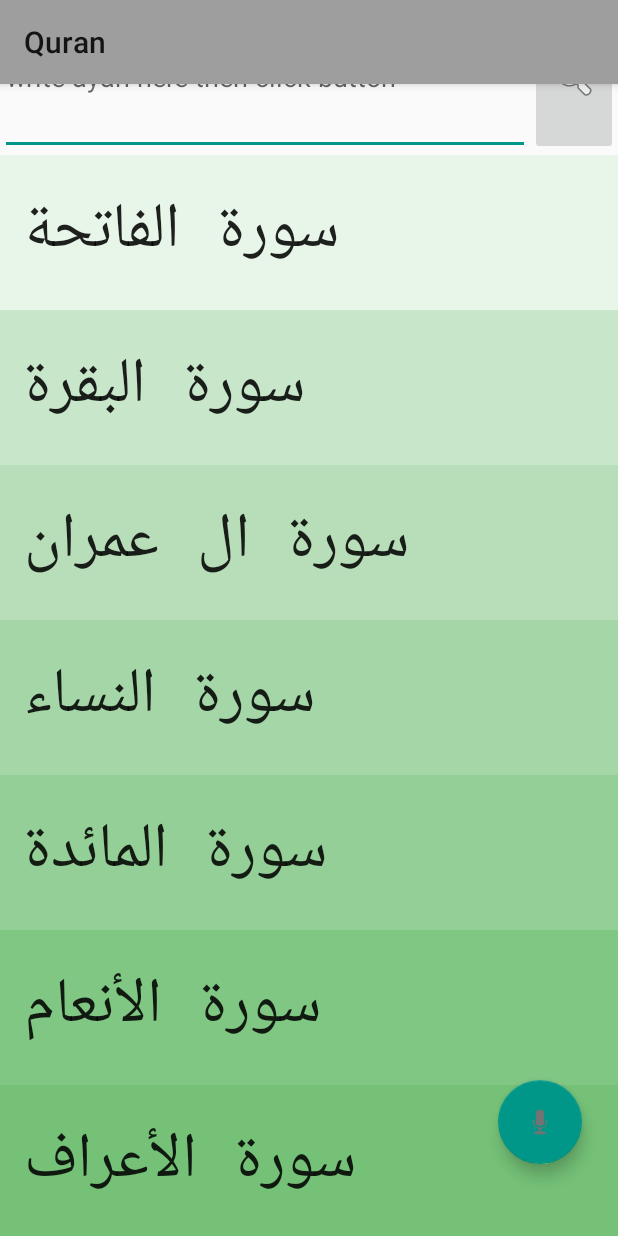
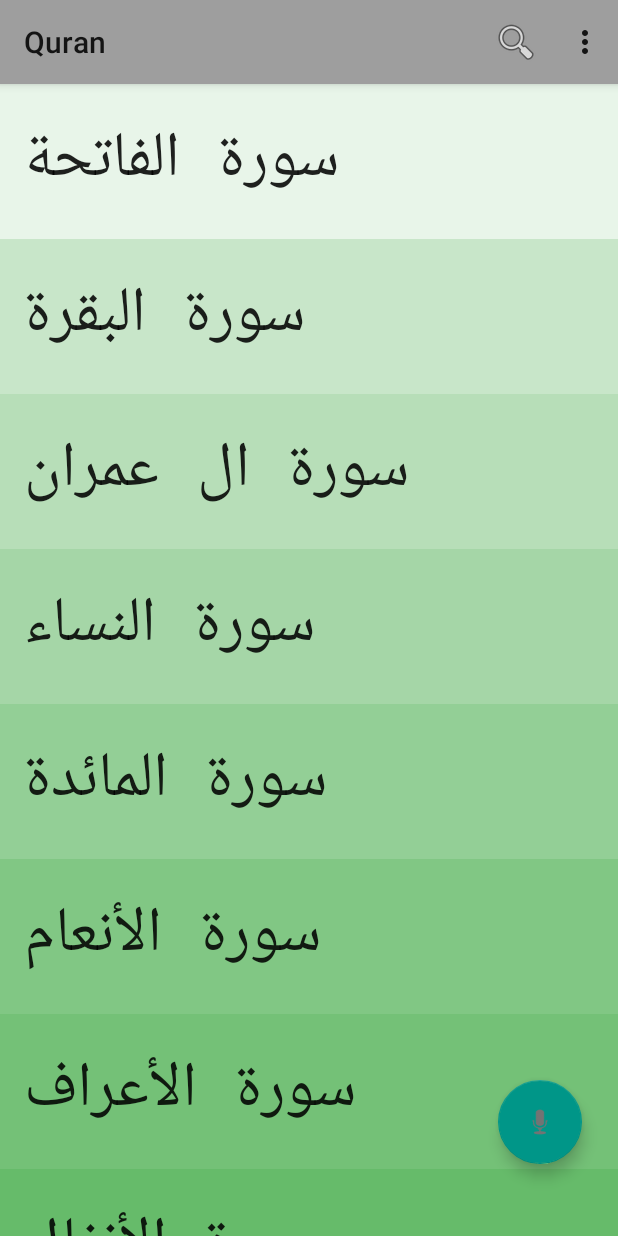
Before and after one commit to yasser-alaa/Quran_R, an Android app: the screen it shows after launch (MainActivity), on a phone screen of 412 x 824 dp. Run offline under Robolectric (Android 15) with nearby library versions, the phone set to English and light mode, and no system bars; our stand-ins replace ButterKnife.

Commit message:
search in action bar almost done

```diff
--- a/app/build.gradle
+++ b/app/build.gradle
@@ -33,5 +33,6 @@ dependencies {
     implementation 'com.squareup.retrofit2:converter-gson:2.4.0'
 
     implementation 'com.android.support.constraint:constraint-layout:1.1.2'
-
+    api 'com.android.support:design:26.1.0'
+    implementation 'com.android.support:support-v4:26.1.0'
 }
--- a/app/src/main/AndroidManifest.xml
+++ b/app/src/main/AndroidManifest.xml
@@ -20,13 +20,15 @@
 
             <intent-filter>
                 <action android:name="android.intent.action.MAIN" />
-
+                <action android:name="android.intent.action.SEARCH" />
                 <category android:name="android.intent.category.LAUNCHER" />
             </intent-filter>
         </activity>
 
         <activity android:name=".UI.Main2Activity"
             android:theme="@style/showtime">
+            <meta-data android:name="android.app.searchable"
+                android:resource="@xml/searchable" />
 
 
         </activity>
--- a/app/src/main/java/com/example/tefah/quran/Adapters/Asma2ElsewarAdapter.java
+++ b/app/src/main/java/com/example/tefah/quran/Adapters/Asma2ElsewarAdapter.java
@@ -41,6 +41,7 @@ public class Asma2ElsewarAdapter extends RecyclerView.Adapter<Asma2ElsewarAdapte
     public interface ListItemClickListener {
         void onListItemClick(int clickedItemIndex);
     }
+
 
     // Add a ListItemClickListener as a parameter to the constructor and store it in mOnClickListener
     /**
--- a/app/src/main/java/com/example/tefah/quran/UI/MainActivity.java
+++ b/app/src/main/java/com/example/tefah/quran/UI/MainActivity.java
@@ -2,6 +2,7 @@ package com.example.tefah.quran.UI;
 
 import android.Manifest;
 import android.annotation.SuppressLint;
+import android.app.SearchManager;
 import android.content.Context;
 import android.content.Intent;
 import android.content.pm.PackageManager;
@@ -17,8 +18,12 @@ import android.support.v7.app.AppCompatActivity;
 import android.os.Bundle;
 import android.support.v7.widget.LinearLayoutManager;
 import android.support.v7.widget.RecyclerView;
+import android.support.v7.widget.SearchView;
 import android.support.v7.widget.Toolbar;
 import android.util.Log;
+import android.view.Menu;
+import android.view.MenuInflater;
+import android.view.MenuItem;
 import android.view.MotionEvent;
 import android.view.View;
 import android.widget.Button;
@@ -77,8 +82,6 @@ public class MainActivity extends AppCompatActivity implements Asma2ElsewarAdapt
 
 @BindView(R.id.voice_recorder)
     FloatingActionButton voiceRecorder;
-    @BindView(R.id.search_edit_text)
-    EditText searchEditText;
     Button searchButton;
 
 
@@ -363,12 +366,12 @@ public class MainActivity extends AppCompatActivity implements Asma2ElsewarAdapt
     }
 
     public void onSearch(View view) {
-        //get text from searchEditText when click button
-        String AyaWrittenInSearchBox = searchEditText.getText().toString();
-        Context context = MainActivity.this;
-        Intent startChildActivityIntent = new Intent(context, Main2Activity.class);
-        startChildActivityIntent.putExtra(Intent.EXTRA_TEXT, AyaWrittenInSearchBox);
-        startActivity(startChildActivityIntent);
+//        //get text from searchEditText when click button
+//        String AyaWrittenInSearchBox = searchEditText.getText().toString();
+//        Context context = MainActivity.this;
+//        Intent startChildActivityIntent = new Intent(context, Main2Activity.class);
+//        startChildActivityIntent.putExtra(Intent.EXTRA_TEXT, AyaWrittenInSearchBox);
+//        startActivity(startChildActivityIntent);
     }
 
 
@@ -384,6 +387,34 @@ public class MainActivity extends AppCompatActivity implements Asma2ElsewarAdapt
         if (player != null) {
             onSeekComplete(player);
         }
+    }
+
+    @Override
+    public boolean onCreateOptionsMenu(Menu menu) {
+        MenuInflater inflater = getMenuInflater();
+        inflater.inflate(R.menu.options_menu, menu);
+
+        // Associate searchable configuration with the SearchView
+        SearchManager searchManager =
+                (SearchManager) getSystemService(Context.SEARCH_SERVICE);
+        SearchView searchView =
+                (SearchView) menu.findItem(R.id.search).getActionView();
+        searchView.setSearchableInfo(
+                searchManager.getSearchableInfo(getComponentName()));
+
+
+        return true;
+    }
+
+    @Override
+    public boolean onOptionsItemSelected(MenuItem item) {
+        switch (item.getItemId()){
+            case R.id.blind_mode:
+                break;
+                default:
+
+        }
+        return true;
     }
 }
 
--- a/app/src/main/java/com/example/tefah/quran/network/ServiceGenerator.java
+++ b/app/src/main/java/com/example/tefah/quran/network/ServiceGenerator.java
@@ -6,7 +6,7 @@ import retrofit2.converter.gson.GsonConverterFactory;
 
 public class ServiceGenerator {
 
-    private static final String BASE_URL = "http://41.47.148.226:12000/";
+    private static final String BASE_URL = "http://192.168.43.45:12000/";
 
     private static Retrofit.Builder builder =
             new Retrofit.Builder()
--- a/app/src/main/res/layout/activity_main.xml
+++ b/app/src/main/res/layout/activity_main.xml
@@ -1,11 +1,10 @@
 <?xml version="1.0" encoding="utf-8"?>
-<FrameLayout xmlns:app="http://schemas.android.com/apk/res-auto"
+<android.support.constraint.ConstraintLayout xmlns:android="http://schemas.android.com/apk/res/android"
+    xmlns:app="http://schemas.android.com/apk/res-auto"
     xmlns:tools="http://schemas.android.com/tools"
-    xmlns:android="http://schemas.android.com/apk/res/android"
     android:layout_width="match_parent"
     android:layout_height="match_parent"
     tools:context="com.example.tefah.quran.UI.MainActivity">
-
     <android.support.v7.widget.Toolbar
         android:id="@+id/toolbar"
         android:layout_width="match_parent"
@@ -13,40 +12,9 @@
         android:background="?attr/colorPrimary"
         android:elevation="4dp"
         android:theme="@style/ThemeOverlay.AppCompat.ActionBar"
-        app:popupTheme="@style/ThemeOverlay.AppCompat.Light"/>
+        app:popupTheme="@style/ThemeOverlay.AppCompat.Light"
+        app:layout_scrollFlags="scroll|enterAlways"/>
 
-<android.support.constraint.ConstraintLayout xmlns:android="http://schemas.android.com/apk/res/android"
-    xmlns:app="http://schemas.android.com/apk/res-auto"
-    xmlns:tools="http://schemas.android.com/tools"
-    android:layout_width="match_parent"
-    android:layout_height="match_parent"
-    tools:context="com.example.tefah.quran.UI.MainActivity">
-
-    <EditText
-        android:layout_width="0dp"
-        android:layout_height="0dp"
-        app:layout_constraintVertical_weight="1"
-        app:layout_constraintHorizontal_weight="6"
-        android:id="@+id/search_edit_text"
-        app:layout_constraintBottom_toTopOf="@id/namesOfsewar"
-        app:layout_constraintTop_toTopOf="parent"
-        app:layout_constraintRight_toLeftOf="@id/search_button"
-        app:layout_constraintLeft_toLeftOf="parent"
-        android:hint="write ayah here then click button"/>
-
-
-    <ImageButton
-        android:id="@+id/search_button"
-        android:layout_width="0dp"
-        android:layout_height="0dp"
-        android:onClick="onSearch"
-        app:layout_constraintBottom_toTopOf="@id/namesOfsewar"
-        app:layout_constraintHorizontal_weight="1"
-        app:layout_constraintLeft_toRightOf="@id/search_edit_text"
-        app:layout_constraintRight_toRightOf="parent"
-        app:layout_constraintTop_toTopOf="parent"
-        android:src="@android:drawable/ic_menu_search"
-        />
 
     <android.support.v7.widget.RecyclerView
         android:id="@+id/namesOfsewar"
@@ -54,7 +22,7 @@
         android:layout_height="0dp"
         app:layout_constraintVertical_weight="7"
         app:layout_constraintBottom_toBottomOf="parent"
-        app:layout_constraintTop_toBottomOf="@id/search_edit_text"
+        app:layout_constraintTop_toBottomOf="@id/toolbar"
         />
 
     <android.support.design.widget.FloatingActionButton
@@ -73,4 +41,3 @@
         />
 
 </android.support.constraint.ConstraintLayout>
-</FrameLayout>
--- a/app/src/main/res/layout/page.xml
+++ b/app/src/main/res/layout/page.xml
@@ -28,9 +28,10 @@
         android:layout_centerVertical="true"
         android:padding="@dimen/xxmargin"
         android:lineSpacingExtra="20dp"
-       android:textSize="25sp"
+        android:textSize="25sp"
         tools:text="سيتبتسيصثتنبىشتىبتستيﻻبتسﻻيباﻻشسايﻻباسشﻻيابﻻسايشبتيشساًًًًًًٌٌََََََُُُُّﻻبًَُتشًٌُّﻹًَُسﻻيابﻻسيبالايبشسيشسي"
         android:textAppearance="@style/TextAppearance.AppCompat.Medium"
+        android:textColor="@color/primary_text"
         />
 
     </ScrollView>
--- /dev/null
+++ b/app/src/main/res/menu/options_menu.xml
@@ -0,0 +1,15 @@
+<?xml version="1.0" encoding="utf-8"?>
+<menu xmlns:app="http://schemas.android.com/apk/res-auto"
+    xmlns:android="http://schemas.android.com/apk/res/android">
+    <item android:id="@+id/search"
+        android:title="@string/search_by_text"
+        android:icon="@android:drawable/ic_menu_search"
+        app:showAsAction="collapseActionView|ifRoom"
+        app:actionViewClass="android.support.v7.widget.SearchView" />
+    <item android:id="@+id/blind_mode"
+        android:title="@string/blind_mode_on"
+        app:showAsAction="never"
+
+        />
+
+</menu>
--- a/app/src/main/res/values/strings.xml
+++ b/app/src/main/res/values/strings.xml
@@ -7,4 +7,8 @@
 
     <string name="time_exceeded">You are exceedeing limit voice recording</string>
     <string name="uploading">Uploading the file...</string>
+    <string name="search_by_text">search quran</string>
+    <string name="search_hint">search in the quran</string>
+    <string name="blind_mode">Blide mode</string>
+    <string name="blind_mode_on">Blind Mode ON</string>
 </resources>
--- /dev/null
+++ b/app/src/main/res/xml/searchable.xml
@@ -0,0 +1,5 @@
+<?xml version="1.0" encoding="utf-8"?>
+
+    <searchable xmlns:android="http://schemas.android.com/apk/res/android"
+        android:label="@string/app_name"
+        android:hint="@string/search_hint" />
```
Also changed, not shown: app/src/main/java/com/example/tefah/quran/UI/Main2Activity.java (+25 -10 lines).
